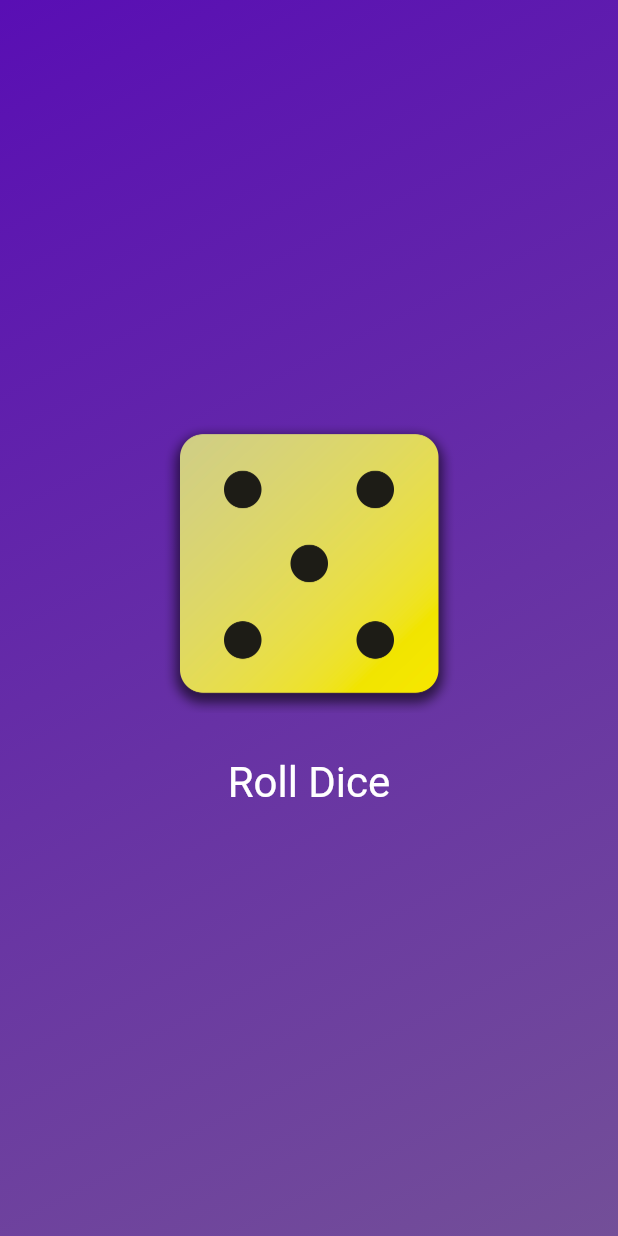
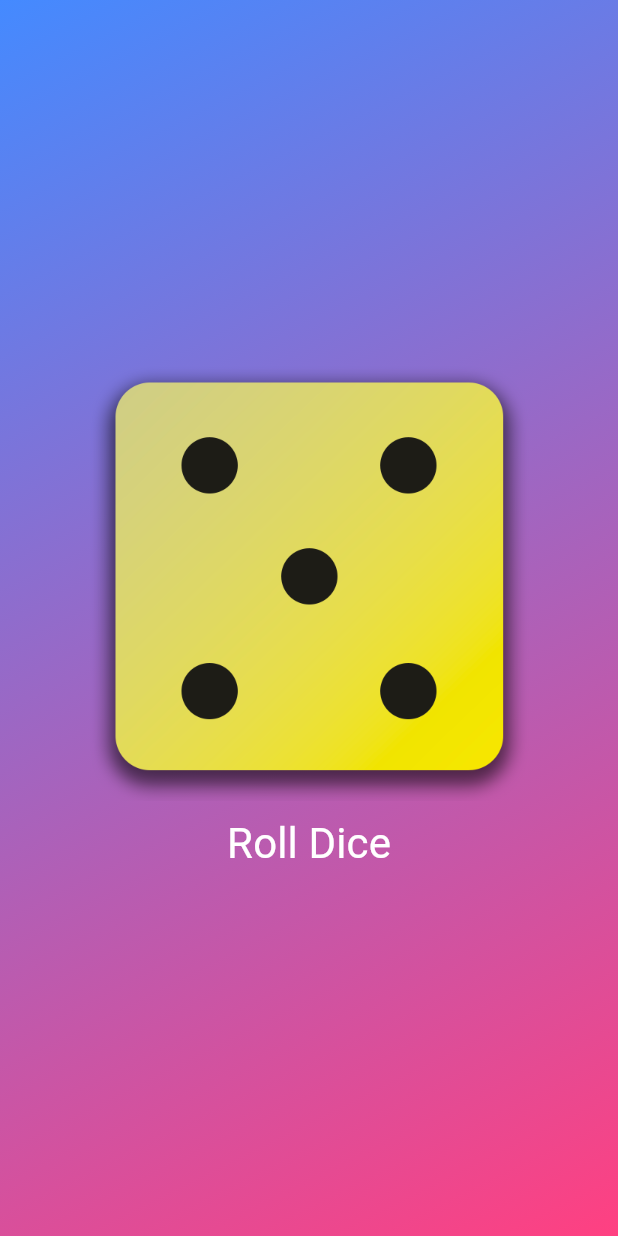
Before and after one commit to HIRWA13/Flutter-Dice-Roller-App, a Flutter app: the screen it shows after launch, after a tap on "Roll Dice", on a phone screen of 412 x 824 dp. Run offline on Flutter 3.47's test engine with Material 3 defaults, Android fonts, the phone set to English and light mode, and no system bars.

Commit message:
update application

```diff
--- /dev/null
+++ b/lib/app_container.dart
@@ -0,0 +1,22 @@
+import 'package:flutter/material.dart';
+import 'package:flutter_mind/dice_roller.dart';
+
+class AppContainer extends StatelessWidget {
+  const AppContainer(this.gradientColors, {super.key});
+
+  final List<Color> gradientColors;
+
+  @override
+  Widget build(context) {
+    return Container(
+      decoration: BoxDecoration(
+          gradient: LinearGradient(
+        begin: Alignment.topLeft,
+        end: Alignment.bottomRight,
+        colors: gradientColors,
+      )),
+      child: const Center(
+          child: DiceRoller()
+    ));
+  }
+}
--- a/lib/dice_roller.dart
+++ b/lib/dice_roller.dart
@@ -2,23 +2,21 @@ import 'dart:math';
 
 import 'package:flutter/material.dart';
 
-final randomizer = Random();
+var randomizer = Random();
 
 class DiceRoller extends StatefulWidget {
   const DiceRoller({super.key});
 
   @override
-  State<DiceRoller> createState() {
-    return _DiceRollerState();
-  }
+  State<DiceRoller> createState() => _DiceRoller();
 }
 
-class _DiceRollerState extends State<DiceRoller> {
-  var currentDiceRoll = 2;
+class _DiceRoller extends State<DiceRoller> {
+  var currentDice = 2;
 
   void rollDice() {
     setState(() {
-      currentDiceRoll = randomizer.nextInt(6) + 1;
+      currentDice = randomizer.nextInt(6) + 1;
     });
   }
 
@@ -28,18 +26,18 @@ class _DiceRollerState extends State<DiceRoller> {
       mainAxisSize: MainAxisSize.min,
       children: [
         Image.asset(
-          'assets/images/dice-$currentDiceRoll.png',
-          width: 200,
+          'assets/images/dice-$currentDice.png',
+          width: 300,
         ),
-        const SizedBox(height: 20),
         TextButton(
-          onPressed: rollDice,
-          style: TextButton.styleFrom(
-              padding: const EdgeInsets.all(10),
-              foregroundColor: Colors.white,
-              textStyle: const TextStyle(fontSize: 28)),
-          child: const Text('Roll Dice'),
-        )
+            onPressed: rollDice,
+            child: const Text(
+              'Roll Dice',
+              style: TextStyle(
+                  color: Colors.white,
+                  fontSize: 28,
+                  fontWeight: FontWeight.normal),
+            ))
       ],
     );
   }
--- a/lib/gradient_container.dart
+++ /dev/null
@@ -1,28 +0,0 @@
-import 'package:flutter/material.dart';
-
-import 'package:flutter_mind/dice_roller.dart';
-
-var startAlignment = Alignment.topLeft;
-var endAlignment = Alignment.bottomRight;
-
-class GradientContainer extends StatelessWidget {
-  const GradientContainer({super.key, required this.gradientColors});
-
-  final List<Color> gradientColors;
-
-
-
-  @override
-  Widget build(context) {
-    return Container(
-        decoration: BoxDecoration(
-            gradient: LinearGradient(
-                colors: gradientColors,
-                begin: startAlignment,
-                end: endAlignment
-                )),
-        child: const Center(
-          child: DiceRoller()
-        ));
-  }
-}
--- a/lib/main.dart
+++ b/lib/main.dart
@@ -1,28 +1,17 @@
 import 'package:flutter/material.dart';
+import 'package:flutter_mind/app_container.dart';
 
-import 'package:flutter_mind/gradient_container.dart';
 
 // the runApp function  is a function (method) wht we don't  write, or built in dart, instead it's provided by the flutter framework.
 // Even though it's defined in the flutter framework, we still need to tell our dart file where to find it..
 // where do we find  it then, it is found int he flutter package which is located in the `pubspec.yaml` file, in the material.dart module
 // we tell dart to get the package by importing it on the top of the file.
-void main() {
-  runApp(
-      const MyApp()); // runApp needs one argument so that it understand what to display on the screen. i.e. it needs a widget or a widget tree.
+
+void main () {
+  runApp(const MaterialApp(
+    debugShowCheckedModeBanner: false,
+    home: Scaffold(
+      body: AppContainer([Colors.blueAccent, Colors.pinkAccent]),
+    ),
+  ));
 }
-
-class MyApp extends StatelessWidget {
-  const MyApp({super.key});
-
-  @override
-  Widget build(context) {
-    return const MaterialApp(
-      home: Scaffold(
-        body: GradientContainer(gradientColors: [
-          Color.fromARGB(255, 89, 14, 180),
-          Color.fromARGB(255, 115, 79, 152)
-        ]),
-      ),
-    );
-  }
-}
--- a/lib/styled_text.dart
+++ b/lib/styled_text.dart
@@ -7,9 +7,6 @@ class StyledText extends StatelessWidget {
 
   @override
   Widget build(context) {
-    return Text(
-      text,
-      style: const TextStyle(color: Colors.white, fontSize: 28),
-    );
+    return Text(text);
   }
 }
```
